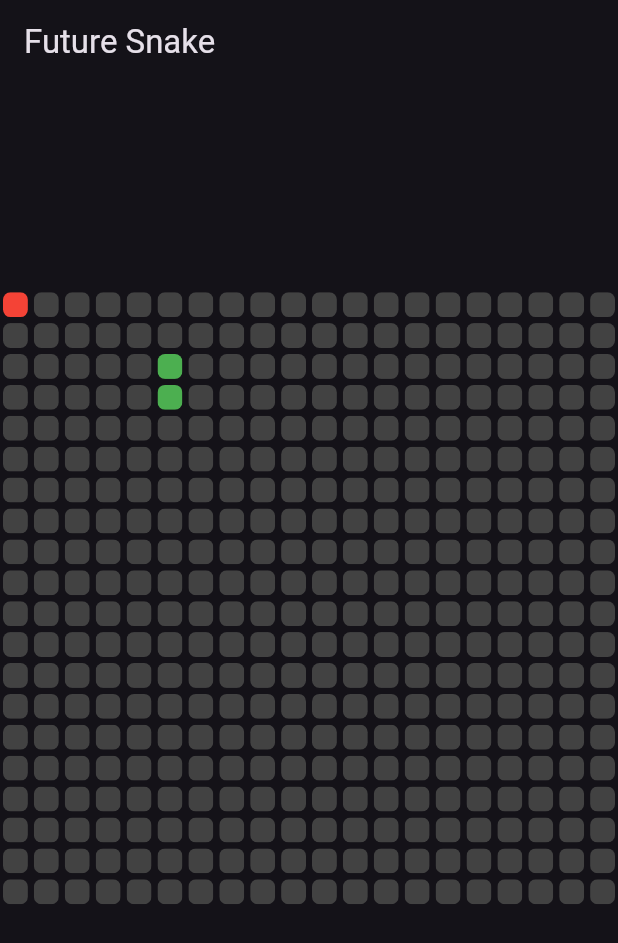
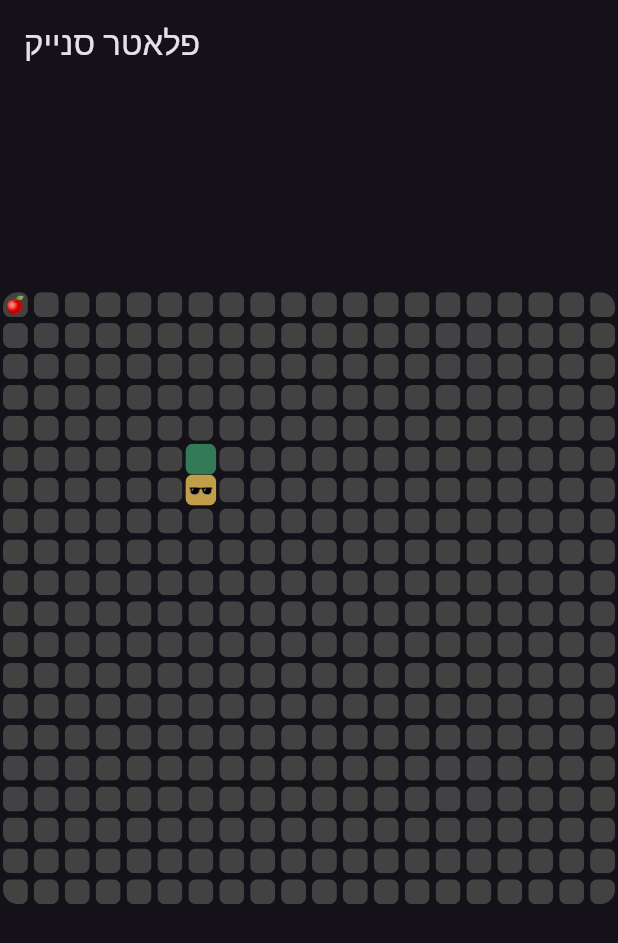
Before and after one commit to YAIR-DAHN/flutter-snake, a Flutter app: the screen it shows after launch, on a phone screen of 412 x 824 dp. Shown: the top 943 px of the screen. Run offline on Flutter 3.47's test engine with Material 3 defaults, Android fonts, the phone set to English and light mode, and no system bars.

Commit message:
add engel and more

```diff
--- a/lib/main.dart
+++ b/lib/main.dart
@@ -3,10 +3,11 @@ import 'dart:async';
 import 'dart:math';
 
 void main() {
-  runApp(SnakeGame());
+  runApp(const SnakeGame());
 }
 
 class SnakeGame extends StatelessWidget {
+  const SnakeGame({super.key});
   @override
   Widget build(BuildContext context) {
     return MaterialApp(
@@ -14,34 +15,38 @@ class SnakeGame extends StatelessWidget {
       theme: ThemeData.dark(),
       home: Scaffold(
           appBar: AppBar(
-          title: Text('Future Snake'),
+            title: const Text(
+              'פלאטר סנייק',
+              textAlign: TextAlign.right,
             ),
-        body: Snake(),
           ),
+          body: const Snake()),
     );
   }
 }
 
 class Snake extends StatefulWidget {
+  const Snake({super.key});
   @override
-  _SnakeState createState() => _SnakeState();
+  SnakeState createState() => SnakeState();
 }
 
-class _SnakeState extends State<Snake> {
+class SnakeState extends State<Snake> {
   final int rows = 20;
   final int columns = 20;
   final GlobalKey<ScaffoldState> scaffoldKey = GlobalKey<ScaffoldState>();
   Random random = Random();
 
-  List<int> snake = [45, 65];
+  // List<int> snake = [45, 65];
+  List<int> snake = [126, 106];
   int food = 0;
-  var direction = 'up';
+  var direction = 'start';
   var isPlaying = false;
 
   void startGame() {
     const duration = Duration(milliseconds: 300);
-    snake = [45, 65];
-    snake.insert(0, snake.last);
+    snake = [126, 106];
+    snake.insert(2, snake.last);
     createFood();
     isPlaying = true;
     Timer.periodic(duration, (Timer timer) {
@@ -59,30 +64,37 @@ class _SnakeState extends State<Snake> {
   void updateSnake() {
     setState(() {
       switch (direction) {
+        case 'start':
+          snake.insert(0, snake.first + columns);
+          direction = 'down';
+          break;
+
         case 'up':
-          if (snake.first < columns) {
-            isPlaying = false;
+          if (snake.first < columns || collisionTest(snake.first, snake)) {
+            falseGame();
           } else {
             snake.insert(0, snake.first - columns);
           }
           break;
         case 'down':
-          if (snake.first >= (rows - 1) * columns) {
-            isPlaying = false;
+          if (snake.first >= (rows - 1) * columns ||
+              collisionTest(snake.first, snake)) {
+            falseGame();
           } else {
             snake.insert(0, snake.first + columns);
           }
           break;
         case 'left':
-          if (snake.first % columns == 0) {
-            isPlaying = false;
+          if (snake.first % columns == 0 || collisionTest(snake.first, snake)) {
+            falseGame();
           } else {
             snake.insert(0, snake.first - 1);
           }
           break;
         case 'right':
-          if ((snake.first + 1) % columns == 0) {
-            isPlaying = false;
+          if ((snake.first + 1) % columns == 0 ||
+              collisionTest(snake.first, snake)) {
+            falseGame();
           } else {
             snake.insert(0, snake.first + 1);
           }
@@ -99,13 +111,35 @@ class _SnakeState extends State<Snake> {
     });
   }
 
+  bool collisionTest(first, snake) {
+    var newSnake = snake.sublist(1);
+    var lost = false;
+    newSnake.forEach((element) {
+      if (element == first) {
+        lost = true;
+      }
+    });
+    return lost;
+  }
+
+  void falseGame() {
+    isPlaying = false;
+    direction = 'start';
+  }
+
   void showLostDialog() {
     showDialog(
       context: context,
       builder: (BuildContext context) {
         return AlertDialog(
-          title: Text('נפסלת', textAlign: TextAlign.right,),
-          content: Text('לא נורא, תמיד אפשר לנסות שוב', textAlign: TextAlign.right,),
+          title: const Text(
+            'נפסלת',
+            textAlign: TextAlign.right,
+          ),
+          content: const Text(
+            'לא נורא, תמיד אפשר לנסות שוב',
+            textAlign: TextAlign.right,
+          ),
           actions: <Widget>[
             Align(
               alignment: Alignment.centerLeft,
@@ -116,7 +150,7 @@ class _SnakeState extends State<Snake> {
                     Navigator.of(context).pop();
                     startGame();
                   },
-                  child: Text('רענן'),
+                  child: const Text('שחק שוב'),
                 ),
               ),
             ),
@@ -153,33 +187,101 @@ class _SnakeState extends State<Snake> {
         body: Center(
           child: AspectRatio(
             aspectRatio: columns / (rows + 4),
-            child: Container(
             child: GridView.builder(
-                physics: NeverScrollableScrollPhysics(),
+              physics: const NeverScrollableScrollPhysics(),
               gridDelegate: SliverGridDelegateWithFixedCrossAxisCount(
                 crossAxisCount: columns,
               ),
               itemBuilder: (BuildContext context, int index) {
                 var color;
+                // double radius = 5;
+                double radiusTopLeft = 5;
+                double radiusTopRight = 5;
+                double radiusBottomLeft = 5;
+                double radiusBottomRight = 5;
+
+                double padding = 2;
+                dynamic text = const Text('');
                 if (snake.contains(index)) {
-                    color = Colors.green;
+                  // print('snake: $snake, index: $index');
+                  color = Color.fromARGB(255, 218, 177, 84);
+                  if (index == snake.first) {
+                    color = Color.fromARGB(255, 195, 158, 74);
+                    padding = 0;
+                    // text = Text('🐍');
+                    if (direction == 'up') {
+                      text = const Text('👀');
+                      radiusBottomLeft = 0;
+                      radiusBottomRight = 0;
+                    } else if (direction == 'down') {
+                      text = const Text('👀');
+                      radiusTopLeft = 0;
+                      radiusTopRight = 0;
+                    } else if (direction == 'left') {
+                      text = Transform.rotate(
+                        angle: -pi / -2, // 90 degrees
+                        alignment: Alignment.center,
+                        child: const Text('👀'),
+                      );
+
+                      radiusBottomRight = 0;
+                      radiusTopRight = 0;
+                    } else if (direction == 'right') {
+                      text = Transform.rotate(
+                        angle: -pi / 2, // -90 degrees
+                        alignment: Alignment.center,
+                        child: const Text('👀'),
+                      );
+
+                      radiusBottomLeft = 0;
+                      radiusTopLeft = 0;
+                    } else
+                      text = const Text('🕶️');
+                  } else if (index == snake.last) {
+                    color = const Color.fromARGB(255, 51, 122, 86);
+                    padding = 0;
+                  } else {
+                    radiusTopLeft = 0;
+                    radiusTopRight = 0;
+                    radiusBottomLeft = 0;
+                    radiusBottomRight = 0;
+                    padding = 0;
+                  }
                 } else if (index == food) {
-                    color = Colors.red;
+                  text = FittedBox(
+                    child: const Text('🍎', textAlign: TextAlign.center),
+                    fit: BoxFit.contain,
+                  );
+                  color = const Color.fromARGB(255, 66, 66, 66);
                 } else {
-                    color = Colors.grey[800];
+                  color = const Color.fromARGB(255, 66, 66, 66);
                 }
                 return Container(
-                    padding: EdgeInsets.all(2),
+                    padding: EdgeInsets.all(padding),
                     child: ClipRRect(
-                      borderRadius: BorderRadius.circular(5),
+                      // borderRadius: BorderRadius.circular(radius),
+                      borderRadius: BorderRadius.only(
+                        topLeft:
+                            Radius.circular(index == 0 ? 10 : radiusTopLeft),
+                        topRight: Radius.circular(
+                            index == columns - 1 ? 10 : radiusTopRight),
+                        bottomLeft: Radius.circular(
+                            index == columns * (rows - 1)
+                                ? 10
+                                : radiusBottomLeft),
+                        bottomRight: Radius.circular(index == columns * rows - 1
+                            ? 10
+                            : radiusBottomRight),
+                      ),
+
                       child: Container(
                           color: color,
-                      ),
-                    ),
-                  );
+                          child: Center(
+                            child: text,
+                          )),
+                    ));
               },
               itemCount: rows * columns,
-              ),
             ),
           ),
         ),
--- a/pubspec.yaml
+++ b/pubspec.yaml
@@ -1,5 +1,5 @@
-name: fluuter_1
-description: "A new Flutter project."
+name: flutter_snake
+description: "משחק סנייק פשוט הנכתב בפלאטר"
 # The following line prevents the package from being accidentally published to
 # pub.dev using `flutter pub publish`. This is preferred for private packages.
 publish_to: 'none' # Remove this line if you wish to publish to pub.dev
```
Lines whose indentation alone changed are shown as unchanged.
